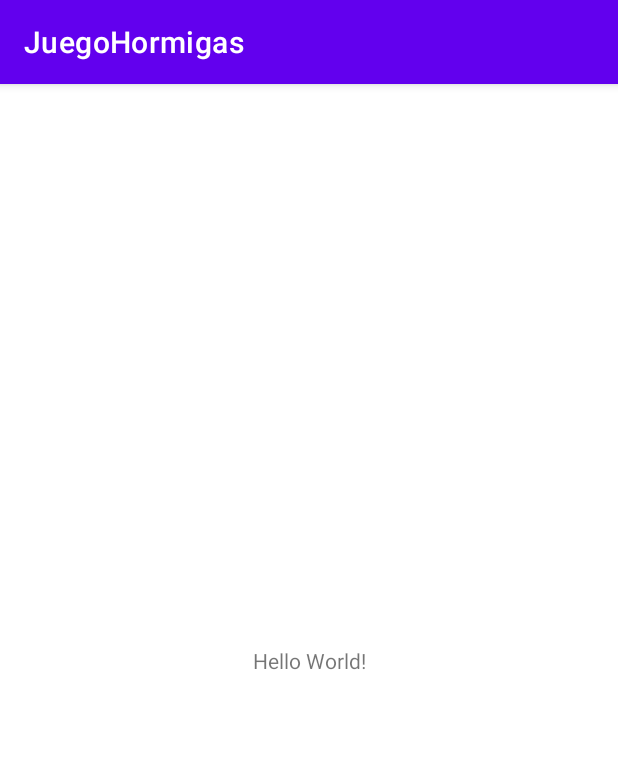
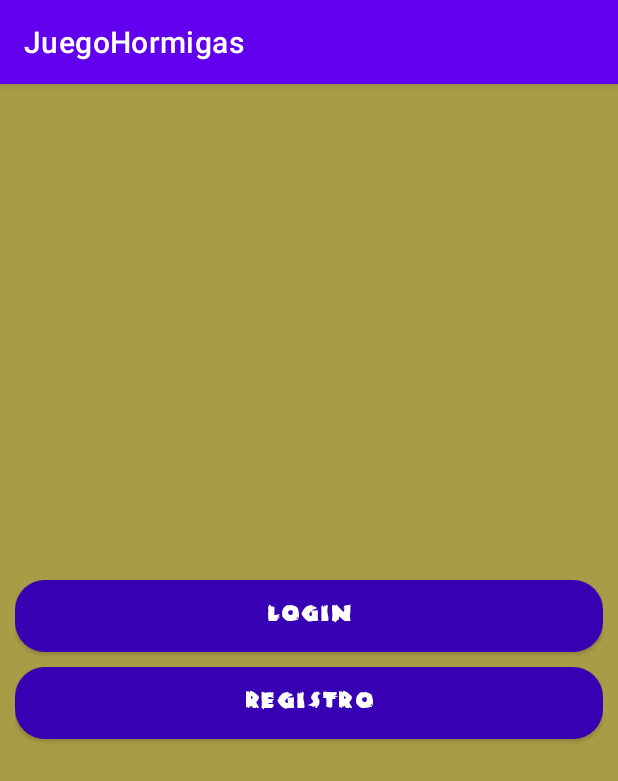
Before and after one commit to RonnyChamba/Juego-Hormigas, an Android app: the screen it shows after launch (MainActivity), on a phone screen of 412 x 824 dp. Shown: the top 781 px of the screen. Run offline under Robolectric (Android 15) with nearby library versions, the phone set to English and light mode, and no system bars.

Commit message:
conexion firebase - registro

```diff
--- a/app/build.gradle
+++ b/app/build.gradle
@@ -32,7 +32,12 @@ dependencies {
     implementation 'androidx.appcompat:appcompat:1.4.2'
     implementation 'com.google.android.material:material:1.6.1'
     implementation 'androidx.constraintlayout:constraintlayout:2.1.4'
+    implementation 'com.google.android.material:material:1.6.1'       /*DISEÑO*/
+    implementation 'com.google.firebase:firebase-auth:21.0.6'           /*AUTENTICACIÓN*/
+    implementation 'com.google.firebase:firebase-database:20.0.5'  /*BASE DATOS*/
+    implementation 'com.airbnb.android:lottie:3.0.1' /*ANIMACION */
     testImplementation 'junit:junit:4.13.2'
     androidTestImplementation 'androidx.test.ext:junit:1.1.3'
     androidTestImplementation 'androidx.test.espresso:espresso-core:3.4.0'
 }
+apply plugin: 'com.google.gms.google-services'
--- a/app/src/main/java/com/example/juegohormigas/MainActivity.java
+++ b/app/src/main/java/com/example/juegohormigas/MainActivity.java
@@ -2,13 +2,37 @@ package com.example.juegohormigas;
 
 import androidx.appcompat.app.AppCompatActivity;
 
+import android.content.Intent;
+import android.graphics.Typeface;
 import android.os.Bundle;
+import android.widget.Button;
 
 public class MainActivity extends AppCompatActivity {
+
+    Button btnLogin, btnRegistro;
 
     @Override
     protected void onCreate(Bundle savedInstanceState) {
         super.onCreate(savedInstanceState);
         setContentView(R.layout.activity_main);
+
+        btnLogin = findViewById(R.id.btnLogin);
+        btnRegistro = findViewById(R.id.btnRegistro);
+
+        btnLogin.setOnClickListener( (event) -> {
+            Intent intent = new Intent(this, MainActivity.class);
+            startActivity(intent);
+        });
+
+        btnRegistro.setOnClickListener( (event) -> {
+            Intent intent = new Intent(this, Registro.class);
+            startActivity(intent);
+        });
+
+
+        Typeface typeface = Typeface.createFromAsset(MainActivity.this.getAssets(), "fuentes/zombie.TTF");
+        btnLogin.setTypeface(typeface);
+        btnRegistro.setTypeface(typeface);
+
     }
 }
--- /dev/null
+++ b/app/src/main/res/drawable/boton_personalizado.xml
@@ -0,0 +1,7 @@
+<?xml version="1.0" encoding="utf-8"?>
+<shape xmlns:android="http://schemas.android.com/apk/res/android"
+    android:shape="rectangle" >
+
+    <solid android:color="@color/color_botones" />
+    <corners android:radius="20dp"/>
+</shape>
--- a/app/src/main/res/layout/activity_main.xml
+++ b/app/src/main/res/layout/activity_main.xml
@@ -1,18 +1,37 @@
 <?xml version="1.0" encoding="utf-8"?>
-<androidx.constraintlayout.widget.ConstraintLayout xmlns:android="http://schemas.android.com/apk/res/android"
+<RelativeLayout xmlns:android="http://schemas.android.com/apk/res/android"
     xmlns:app="http://schemas.android.com/apk/res-auto"
     xmlns:tools="http://schemas.android.com/tools"
     android:layout_width="match_parent"
     android:layout_height="match_parent"
-    tools:context=".MainActivity">
+    tools:context=".MainActivity"
+    android:padding="10dp"
+    android:background="@color/color_fondo"
+    >
+    <LinearLayout
+        android:layout_width="match_parent"
+        android:layout_height="match_parent"
+        android:orientation="vertical"
+        android:gravity="center">
 
-    <TextView
-        android:layout_width="wrap_content"
-        android:layout_height="wrap_content"
-        android:text="Hello World!"
-        app:layout_constraintBottom_toBottomOf="parent"
-        app:layout_constraintLeft_toLeftOf="parent"
-        app:layout_constraintRight_toRightOf="parent"
-        app:layout_constraintTop_toTopOf="parent" />
+        <Button
+            android:id="@+id/btnLogin"
+            android:layout_width="match_parent"
+            android:layout_height="wrap_content"
+            android:layout_marginBottom="10dp"
+            android:background="@drawable/boton_personalizado"
+            app:backgroundTint ="@null"
+            android:textSize="18dp"
+            android:text="Login" />
 
-</androidx.constraintlayout.widget.ConstraintLayout>
+        <Button
+            android:id="@+id/btnRegistro"
+            android:layout_width="match_parent"
+            android:layout_height="wrap_content"
+            android:background="@drawable/boton_personalizado"
+            app:backgroundTint ="@null"
+            android:textSize="18dp"
+            android:text="Registro"
+            />
+    </LinearLayout>
+</RelativeLayout>
```
Also changed, not shown: app/src/main/AndroidManifest.xml (+7 -2 lines), app/src/main/java/com/example/juegohormigas/Menu.java (added, +14 -0 lines), app/src/main/java/com/example/juegohormigas/Registro.java (added, +129 -0 lines), app/src/main/res/layout/activity_menu.xml (added, +9 -0 lines), app/src/main/res/layout/activity_registro.xml (added, +111 -0 lines), build.gradle (+7 -0 lines), app/src/main/assets/fuentes/zombie.TTF (added), 1 other file.
